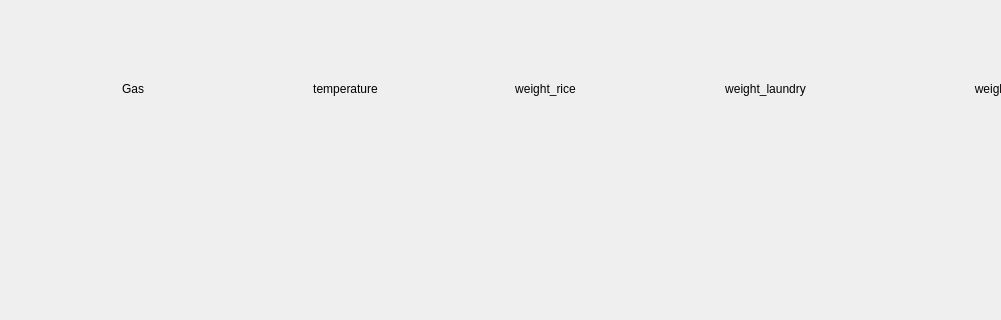
The window that apps/pyqt-admin-service/graph/graph.ui (addinedu-ros-10th/iot-repo-4) describes before a commit, drawn with Qt 5; both pictures show x 0 to 1001 and y 0 to 320 of the 1133 by 787 pixel window.
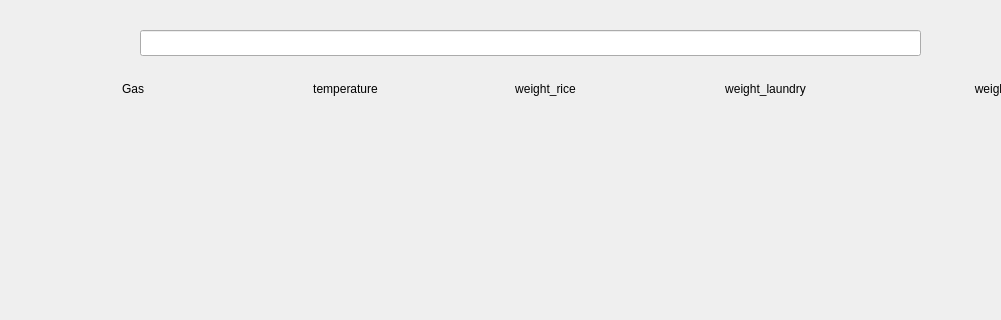
The same window after the commit.

Commit message: feat: UPDATE pie_realtime

Patch:
```diff
--- a/apps/pyqt-admin-service/graph/graph.ui
+++ b/apps/pyqt-admin-service/graph/graph.ui
@@ -184,6 +184,16 @@
     <set>Qt::AlignCenter</set>
    </property>
   </widget>
+  <widget class="QLineEdit" name="lineEdit">
+   <property name="geometry">
+    <rect>
+     <x>140</x>
+     <y>30</y>
+     <width>781</width>
+     <height>26</height>
+    </rect>
+   </property>
+  </widget>
  </widget>
  <resources/>
  <connections/>
```
The commit also changes 1 other file.
